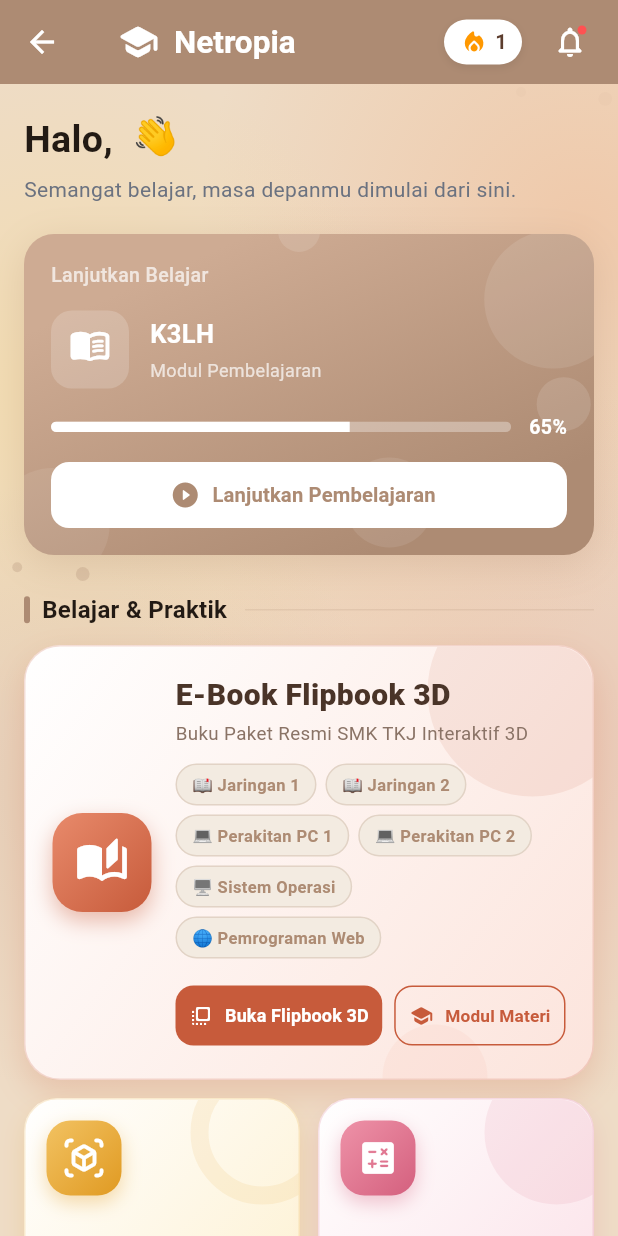
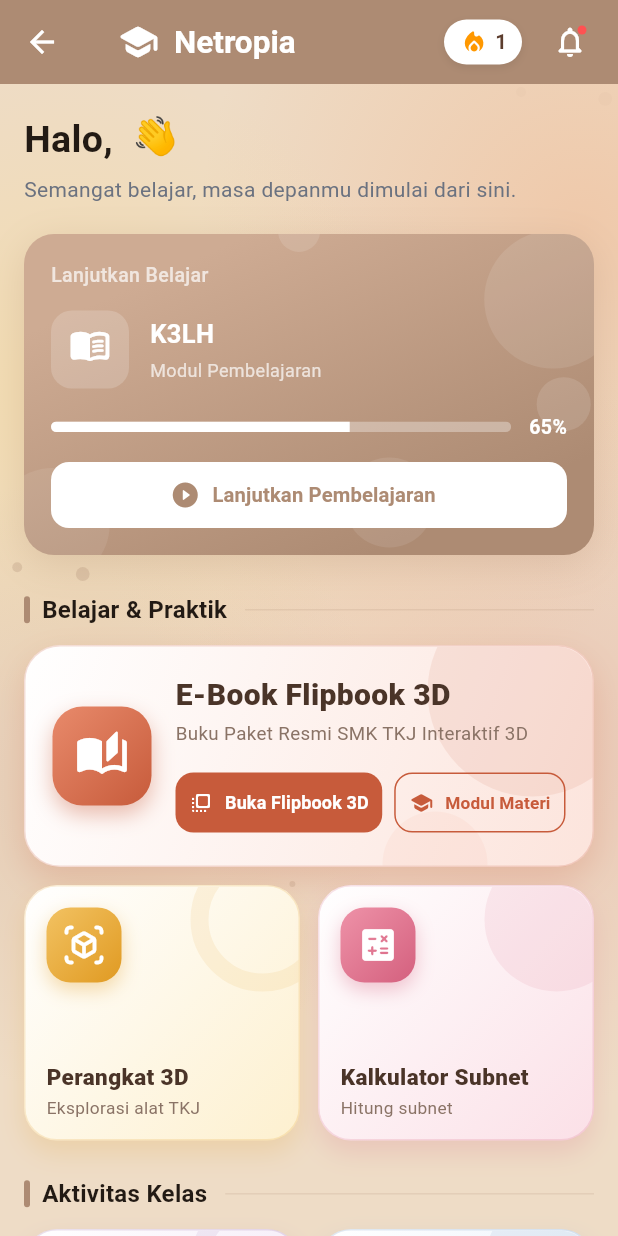
Before and after one commit to zuhri08/Netropia, a Flutter app: the DashboardScreen screen opened directly with empty values, on a phone screen of 412 x 824 dp. Run offline on Flutter 3.47's test engine with Material 3 defaults, Android fonts, the phone set to English and light mode, and no system bars; our stand-ins replace cloud_firestore, device_preview, firebase_ai, firebase_auth, firebase_core, firebase_storage and 10 more; missing offline and left inert: dart:html, dart:ui_web, firebase_app_check, pointer_interceptor; accounts and stored records are empty.

Commit message:
Hapus chip dari kartu Flipbook 3D di dasbor untuk tampilan bersih dan minimalis

```diff
--- a/lib/screens/dashboard_screen.dart
+++ b/lib/screens/dashboard_screen.dart
@@ -926,19 +926,6 @@ class DashboardScreen extends StatelessWidget {
                                     color: _cardSub(context),
                                   ),
                                 ),
-                                const SizedBox(height: 12),
-                                Wrap(
-                                  spacing: 6,
-                                  runSpacing: 6,
-                                  children: [
-                                    _buildEbookChip(context, '📖 Jaringan 1', 'Jaringan Dasar 1', 'assets/ebook/Kelas_10_SMK_Jaringan_Dasar_1.pdf'),
-                                    _buildEbookChip(context, '📖 Jaringan 2', 'Jaringan Dasar 2', 'assets/ebook/Kelas_10_SMK_Jaringan_Dasar_2.pdf'),
-                                    _buildEbookChip(context, '💻 Perakitan PC 1', 'Perakitan Komputer 1', 'assets/ebook/Kelas_10_SMK_Perakitan_Komputer_1.pdf'),
-                                    _buildEbookChip(context, '💻 Perakitan PC 2', 'Perakitan Komputer 2', 'assets/ebook/Kelas_10_SMK_Perakitan_Komputer_2.pdf'),
-                                    _buildEbookChip(context, '🖥️ Sistem Operasi', 'Sistem Operasi 1', 'assets/ebook/Kelas_10_SMK_Sistem_Operasi_1.pdf'),
-                                    _buildEbookChip(context, '🌐 Pemrograman Web', 'Pemrograman Web 1', 'assets/ebook/Kelas_10_SMK_Pemrograman_Web_1.pdf'),
-                                  ],
-                                ),
                                 const SizedBox(height: 14),
                                 Row(
                                   children: [
@@ -986,39 +973,6 @@ class DashboardScreen extends StatelessWidget {
     );
   }
 
-  Widget _buildEbookChip(BuildContext context, String label, String title, String assetPath) {
-    final bool isDark = Theme.of(context).brightness == Brightness.dark;
-    return InkWell(
-      onTap: () {
-        Navigator.push(
-          context,
-          MaterialPageRoute(
-            builder: (context) => PdfFlipbookReaderScreen(
-              assetPath: assetPath,
-              title: title,
-            ),
-          ),
-        );
-      },
-      borderRadius: BorderRadius.circular(20),
-      child: Container(
-        padding: const EdgeInsets.symmetric(horizontal: 10, vertical: 5),
-        decoration: BoxDecoration(
-          color: isDark ? const Color(0xFF382A22) : const Color(0xFFF3EBE1),
-          borderRadius: BorderRadius.circular(20),
-          border: Border.all(color: AppTheme.primaryBrown.withValues(alpha: 0.25)),
-        ),
-        child: Text(
-          label,
-          style: TextStyle(
-            fontSize: 11,
-            fontWeight: FontWeight.bold,
-            color: isDark ? Colors.white : AppTheme.primaryBrown,
-          ),
-        ),
-      ),
-    );
-  }
   /// Kartu kecil terang (grid 2 kolom).
   Widget _buildMenuCard(
     BuildContext context, {
```
